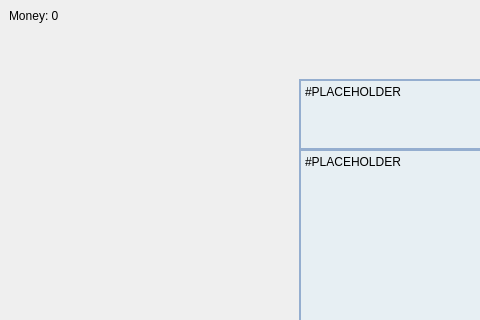
First picture: the form in iRestMyCase/mainwindow.ui, repository NolanTaylor/a8-edu-game, before the edit; both pictures show x 0 to 480 and y 0 to 320 of the 1003 by 650 pixel window.
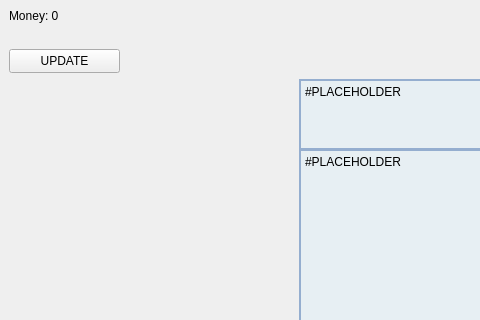
Second picture: the form after the edit. Icons and pictures are not drawn. Custom widgets are drawn as their Qt base class.

Diff of the .ui file:
```diff
--- a/iRestMyCase/mainwindow.ui
+++ b/iRestMyCase/mainwindow.ui
@@ -391,6 +391,32 @@
 &lt;p style=&quot; margin-top:0px; margin-bottom:0px; margin-left:0px; margin-right:0px; -qt-block-indent:0; text-indent:0px;&quot;&gt;&lt;span style=&quot; font-family:'Courier';&quot;&gt;#PLACEHOLDER&lt;/span&gt;&lt;/p&gt;&lt;/body&gt;&lt;/html&gt;</string>
         </property>
        </widget>
+       <widget class="QPushButton" name="update">
+        <property name="geometry">
+         <rect>
+          <x>0</x>
+          <y>0</y>
+          <width>111</width>
+          <height>24</height>
+         </rect>
+        </property>
+        <property name="text">
+         <string>UPDATE</string>
+        </property>
+       </widget>
+       <widget class="QLabel" name="level">
+        <property name="geometry">
+         <rect>
+          <x>0</x>
+          <y>20</y>
+          <width>171</width>
+          <height>41</height>
+         </rect>
+        </property>
+        <property name="text">
+         <string/>
+        </property>
+       </widget>
       </widget>
       <widget class="QWidget" name="selectClient_screen">
        <widget class="QTabWidget" name="selectClient">
```
Left out of the diff: 2 changed lines with no effect on the pictures.
